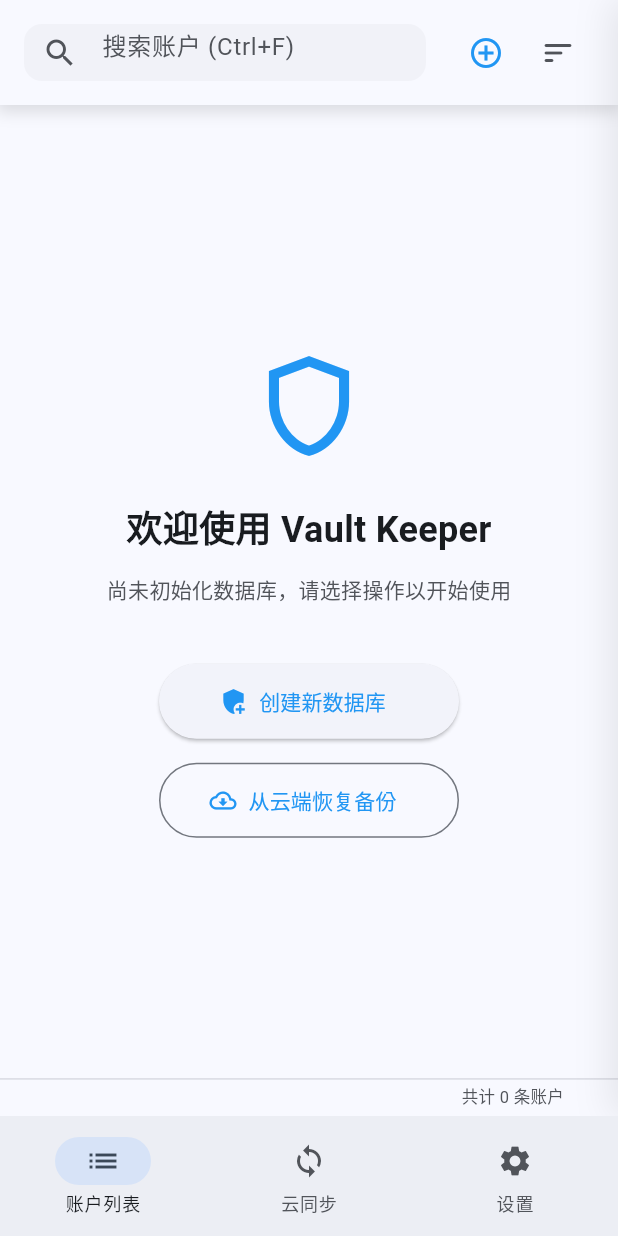
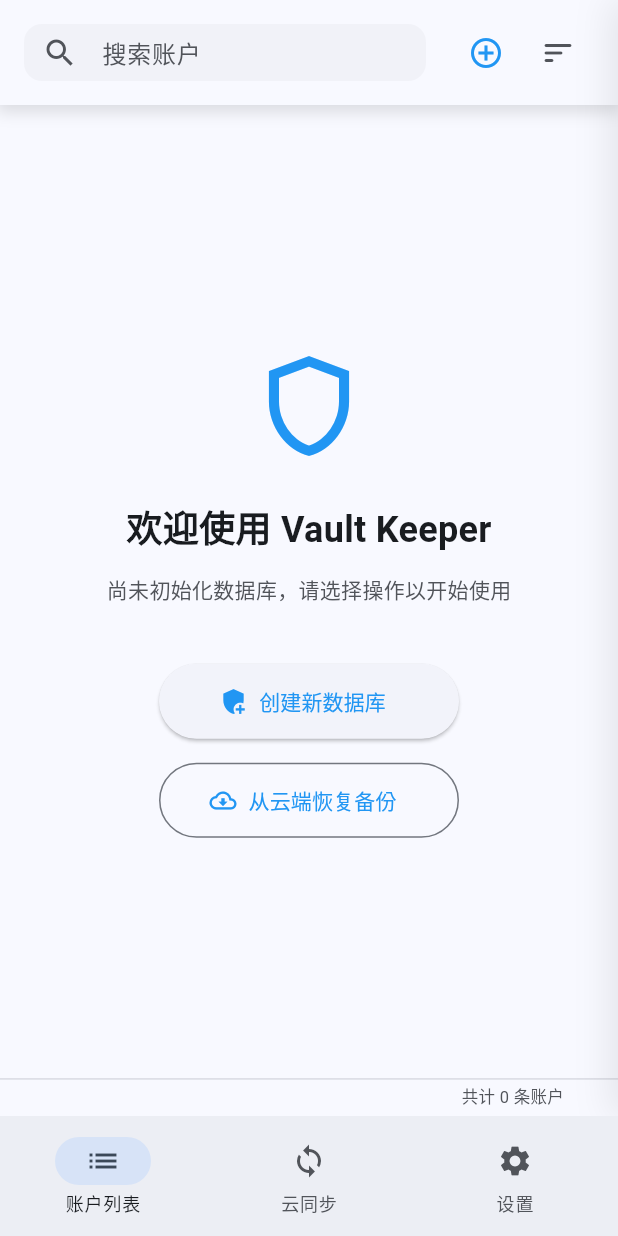
Before and after one commit to Thoma411/account-manager, a Flutter app: the screen it shows after launch, on a phone screen of 412 x 824 dp. Run offline on Flutter 3.47's test engine with Material 3 defaults, Android fonts, the phone set to English and light mode, and no system bars; our stand-ins replace csv, file_picker, shared_preferences, sqflite, sqflite_common_ffi; missing offline and left inert: encrypt, lpinyin, pointycastle, webdav_client, window_manager; accounts and stored records are empty; Roboto replaces fonts that are missing (Segoe UI).

Commit message:
fix: 微调搜索栏属性以使移动端文字居中显示

```diff
--- a/lib/pages/account_list_page.dart
+++ b/lib/pages/account_list_page.dart
@@ -1,7 +1,7 @@
 /*
  * @Author: Thoma4
  * @Date: 2026-02-12 22:00:56
- * @LastEditTime: 2026-07-01 00:14:19
+ * @LastEditTime: 2026-07-01 15:32:12
  * @Description: 账户信息页(查看页)
  */
 
@@ -901,10 +901,12 @@
       child: TextField(
         controller: _searchController, // 绑定控制器
         focusNode: _searchFocusNode, // 绑定焦点
+        textAlignVertical: TextAlignVertical.center,
         onChanged: (value) => _filterAccounts(value), // 输入变化时即时过滤
         onSubmitted: (value) => _pageFocusNode.requestFocus(), // 将焦点归还页面
         decoration: InputDecoration(
-          hintText: "搜索账户 (Ctrl+F)",
+          hintText: "搜索账户",
+          contentPadding: const EdgeInsets.symmetric(horizontal: 12),
           prefixIcon: const Icon(Icons.search),
           // 增加清除按钮
           suffixIcon: _searchController.text.isNotEmpty
```
